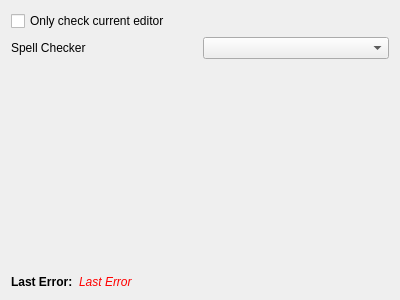
First picture: the form in spellcheckercoreoptionswidget.ui, repository CJCombrink/SpellChecker-Plugin, before the edit.
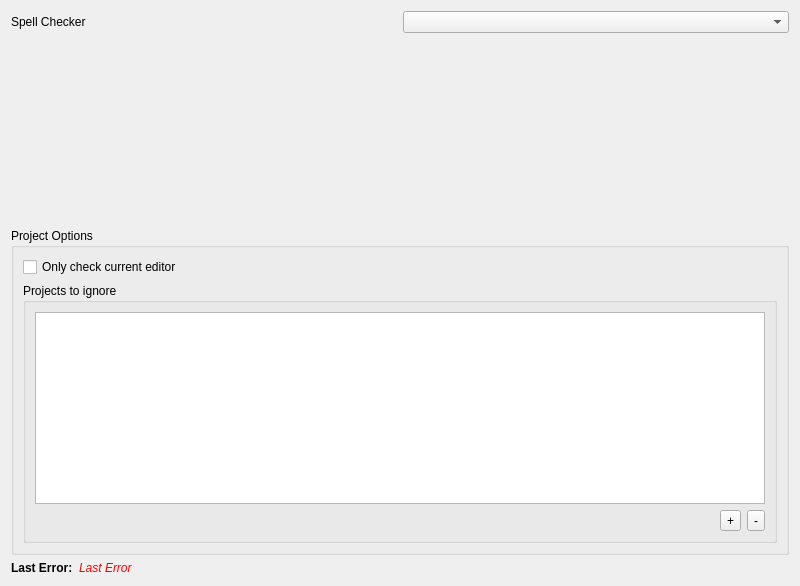
Second picture: the form after the edit.

Commit message:
Added logic to specify projects to ignore.
A user can add projects that should not be spell checked. This originated from having to open QtCreator and other large projects many times while working on the plugin and other projects. With this option the plugin will not try to parse those projects, which can take a long time to complete.

The edit to the form file:
```diff
--- a/spellcheckercoreoptionswidget.ui
+++ b/spellcheckercoreoptionswidget.ui
@@ -6,37 +6,100 @@
    <rect>
     <x>0</x>
     <y>0</y>
-    <width>400</width>
-    <height>300</height>
+    <width>800</width>
+    <height>586</height>
    </rect>
   </property>
   <property name="windowTitle">
    <string>Form</string>
   </property>
   <layout class="QGridLayout" name="gridLayout">
-   <item row="2" column="0" colspan="2">
-    <widget class="QWidget" name="spellCheckerOptionsWidgetHolder" native="true"/>
-   </item>
-   <item row="0" column="0" colspan="2">
-    <widget class="QCheckBox" name="checkBoxOnlyCheckCurrent">
-     <property name="toolTip">
-      <string>Parsing the whole project can sometimes take a lot of time, especially for large projects. This setting will restrict the number of files parsed to only the current editor when a project is opened or a setting is changed.</string>
-     </property>
-     <property name="text">
-      <string>Only check current editor</string>
-     </property>
-    </widget>
-   </item>
-   <item row="1" column="1">
-    <widget class="QComboBox" name="comboBoxSpellChecker"/>
-   </item>
-   <item row="1" column="0">
+   <item row="0" column="0">
     <widget class="QLabel" name="label">
      <property name="text">
       <string>Spell Checker</string>
      </property>
     </widget>
    </item>
+   <item row="0" column="1">
+    <widget class="QComboBox" name="comboBoxSpellChecker"/>
+   </item>
+   <item row="2" column="0" colspan="2">
+    <widget class="QGroupBox" name="groupBox">
+     <property name="title">
+      <string>Project Options</string>
+     </property>
+     <layout class="QGridLayout" name="gridLayout_2">
+      <item row="1" column="0">
+       <widget class="QGroupBox" name="groupBox_2">
+        <property name="title">
+         <string>Projects to ignore</string>
+        </property>
+        <layout class="QGridLayout" name="gridLayout_3">
+         <item row="0" column="0">
+          <widget class="QListWidget" name="listWidget"/>
+         </item>
+         <item row="1" column="0">
+          <widget class="QWidget" name="widget" native="true">
+           <layout class="QHBoxLayout" name="horizontalLayout_2">
+            <property name="leftMargin">
+             <number>0</number>
+            </property>
+            <property name="topMargin">
+             <number>0</number>
+            </property>
+            <property name="rightMargin">
+             <number>0</number>
+            </property>
+            <property name="bottomMargin">
+             <number>0</number>
+            </property>
+            <item>
+             <spacer name="horizontalSpacer">
+              <property name="orientation">
+               <enum>Qt::Horizontal</enum>
+              </property>
+              <property name="sizeHint" stdset="0">
+               <size>
+                <width>40</width>
+                <height>20</height>
+               </size>
+              </property>
+             </spacer>
+            </item>
+            <item>
+             <widget class="QToolButton" name="toolButtonAddProject">
+              <property name="text">
+               <string>+</string>
+              </property>
+             </widget>
+            </item>
+            <item>
+             <widget class="QToolButton" name="toolButtonRemoveProject">
+              <property name="text">
+               <string>-</string>
+              </property>
+             </widget>
+            </item>
+           </layout>
+          </widget>
+         </item>
+        </layout>
+       </widget>
+      </item>
+      <item row="0" column="0">
+       <widget class="QCheckBox" name="checkBoxOnlyCheckCurrent">
+        <property name="toolTip">
+         <string>Parsing the whole project can sometimes take a lot of time, especially for large projects. This setting will restrict the number of files parsed to only the current editor when a project is opened or a setting is changed.</string>
+        </property>
+        <property name="text">
+         <string>Only check current editor</string>
+        </property>
+       </widget>
+      </item>
+     </layout>
+    </widget>
+   </item>
    <item row="3" column="0" colspan="2">
     <widget class="QWidget" name="widgetErrorOutput" native="true">
      <property name="sizePolicy">
@@ -101,6 +164,16 @@
      </layout>
     </widget>
    </item>
+   <item row="1" column="0" colspan="2">
+    <widget class="QWidget" name="spellCheckerOptionsWidgetHolder" native="true">
+     <property name="sizePolicy">
+      <sizepolicy hsizetype="Preferred" vsizetype="Expanding">
+       <horstretch>0</horstretch>
+       <verstretch>0</verstretch>
+      </sizepolicy>
+     </property>
+    </widget>
+   </item>
   </layout>
  </widget>
  <resources/>
```
The commit also changes 7 other files.
